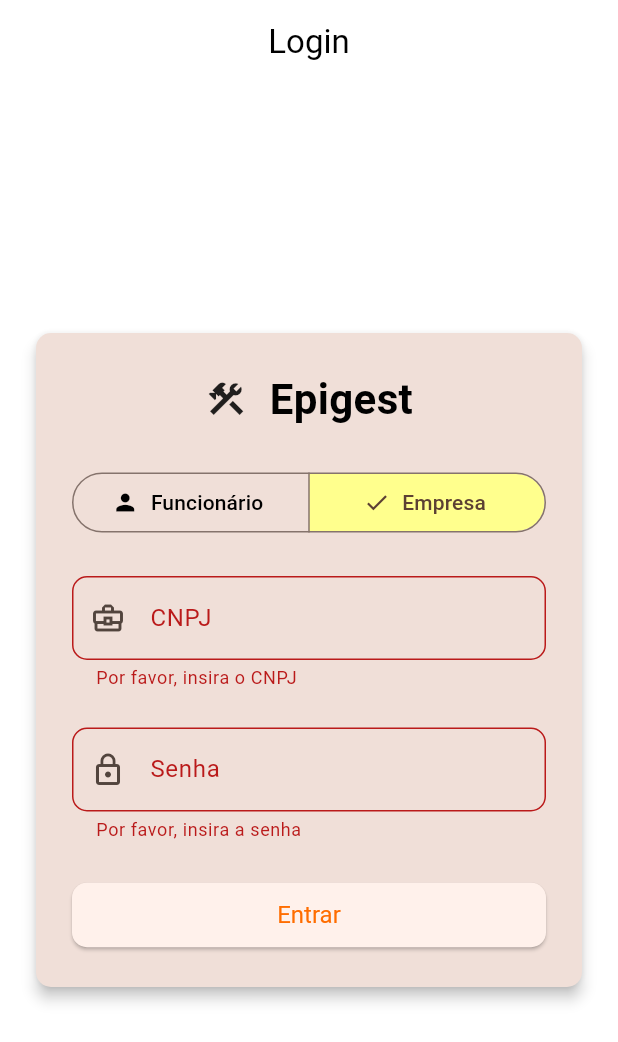
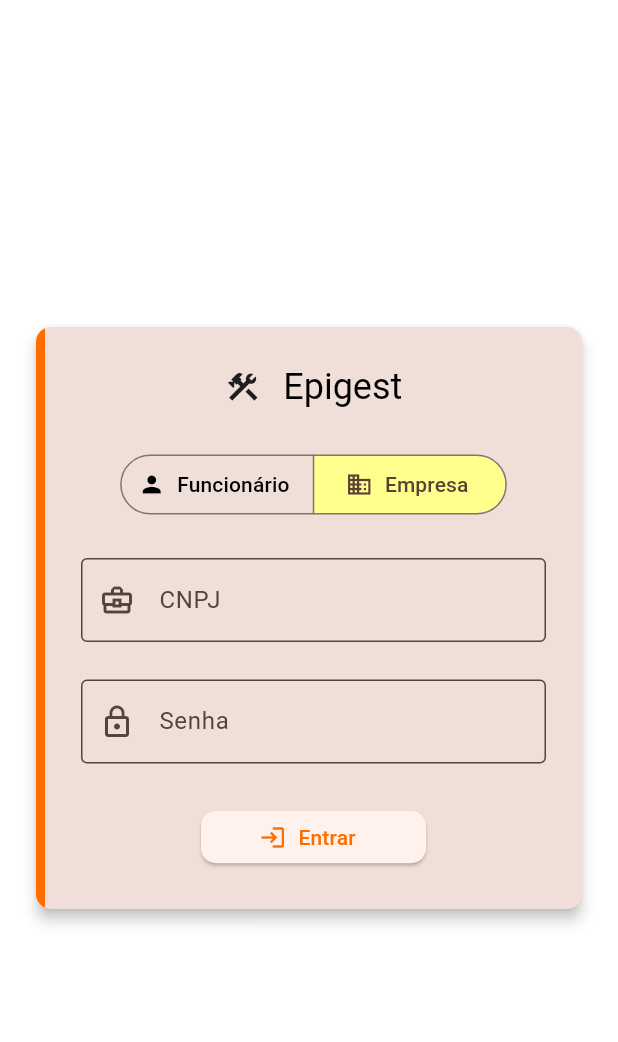
Before and after one commit to Epigest/aplication, a Flutter app: the screen it shows after launch, after a tap on "Empresa", after a tap on "Entrar", on a phone screen of 412 x 824 dp. Shown: the top 1042 px of the screen. Run offline on Flutter 3.47's test engine with Material 3 defaults, Android fonts, the phone set to English and light mode, and no system bars; our stand-ins replace flex_color_scheme.

Commit message:
adicionado a tela de login e criado o arquivo da lista de EPIs

```diff
--- a/epigest_project/lib/core/theme/theme.dart
+++ b/epigest_project/lib/core/theme/theme.dart
@@ -1,6 +1,7 @@
 import 'package:flex_color_scheme/flex_color_scheme.dart';
 import 'package:flutter/cupertino.dart';
 import 'package:flutter/material.dart';
+
 abstract final class AppTheme {
   // The FlexColorScheme defined light mode ThemeData.
   static ThemeData light = FlexThemeData.light(
@@ -22,6 +23,8 @@ abstract final class AppTheme {
     subThemesData: const FlexSubThemesData(
       useMaterial3Typography: true,
       defaultRadius: 10.0,
+      inputDecoratorIsFilled: true,
+      inputDecoratorBorderSchemeColor: SchemeColor.primary,
       inputDecoratorBorderType: FlexInputBorderType.outline,
       chipSchemeColor: SchemeColor.onTertiary,
       chipSelectedSchemeColor: SchemeColor.tertiaryContainer,
@@ -82,6 +85,7 @@ abstract final class AppTheme {
       blendOnColors: true,
       useMaterial3Typography: true,
       defaultRadius: 10.0,
+      inputDecoratorIsFilled: true,
       inputDecoratorBorderSchemeColor: SchemeColor.primaryContainer,
       inputDecoratorBorderType: FlexInputBorderType.outline,
       chipSchemeColor: SchemeColor.onTertiary,
--- a/epigest_project/lib/ui/login/login_page.dart
+++ b/epigest_project/lib/ui/login/login_page.dart
@@ -16,81 +16,79 @@ class _LoginPageState extends State<LoginPage> {
   @override
   Widget build(BuildContext context) {
     return Scaffold(
-      appBar: AppBar(
-        title: const Text('Login'),
-        centerTitle: true,
-      ),
       body: Center(
         child: SingleChildScrollView(
           padding: const EdgeInsets.all(20.0),
           child: ConstrainedBox(
-            constraints: const BoxConstraints(maxWidth: 450.0),
+            constraints: const BoxConstraints(maxWidth: 500),
             child: Card.filled(
-              elevation: 4.0,
+              shape: RoundedRectangleBorder(
+                borderRadius: BorderRadius.circular(10),
+              ),
+              clipBehavior: Clip.antiAlias,
+              elevation: 4,
+              child: Container(
+                decoration: BoxDecoration(
+                  border: Border(
+                    left: BorderSide(
+                      color: Theme.of(context).colorScheme.primary,
+                      width: 6,
+                    ),
+                  ),
+                ),
                 child: Padding(
-                padding: const EdgeInsets.all(24.0),
+                  padding: const EdgeInsets.all(24),
                   child: Form(
                     key: _formKey,
                     child: Column(
+                      mainAxisSize: MainAxisSize.min,
                       spacing: 25,
-                    mainAxisSize: MainAxisSize.min,
-                    crossAxisAlignment: CrossAxisAlignment.stretch,
-                    children: <Widget>[
+                      children: [
                         Row(
                           spacing: 15,
                           mainAxisAlignment: MainAxisAlignment.center,
                           children: [
-                          // Ícone de capacete de obra
-                          const Icon(Icons.construction, size: 28.0),
-                          const Text(
+                            const Icon(Icons.construction),
+                            Text(
                               'Epigest',
                               textAlign: TextAlign.center,
-                            style: TextStyle(fontSize: 28.0, fontWeight: FontWeight.bold),
+                              style: Theme.of(context).textTheme.headlineSmall,
                             ),
                           ],
                         ),
                         _buildSegmentedButton(),
                         TextFormField(
                           decoration: InputDecoration(
-                          labelText: _selectedLoginType == LoginType.funcionario ? 'CPF' : 'CNPJ',
-                          prefixIcon: Icon(_selectedLoginType == LoginType.funcionario ? Icons.badge_outlined : Icons.business_center_outlined),
+                            labelText:
+                                _selectedLoginType == LoginType.funcionario
+                                    ? 'CPF'
+                                    : 'CNPJ',
+                            border: const OutlineInputBorder(),
+                            prefixIcon: Icon(
+                              _selectedLoginType == LoginType.funcionario
+                                  ? Icons.badge_outlined
+                                  : Icons.business_center_outlined,
                             ),
-                        keyboardType: _selectedLoginType == LoginType.funcionario ? TextInputType.number : TextInputType.text,
-                        validator: (value) {
-                          if (value == null || value.isEmpty) {
-                            return 'Por favor, insira o ${_selectedLoginType == LoginType.funcionario ? 'CPF' : 'CNPJ'}';
-                          }
-                          return null;
-                        },
+                          ),
                         ),
                         TextFormField(
                           decoration: const InputDecoration(
                             labelText: 'Senha',
+                            border: OutlineInputBorder(),
                             prefixIcon: Icon(Icons.lock_outline),
                           ),
                           obscureText: true,
-                        validator: (value) {
-                          if (value == null || value.isEmpty) {
-                            return 'Por favor, insira a senha';
-                          }
-                          return null;
-                        },
                         ),
-                      ElevatedButton(
-                        onPressed: () {
-                          if (_formKey.currentState!.validate()) {
-                            ScaffoldMessenger.of(context).showSnackBar(
-                              SnackBar(content: Text('Logando como ${_selectedLoginType.name}...')),
-                            );
-                          }
-                        },
+                        ElevatedButton.icon(
+                          icon: const Icon(Icons.login),
+                          onPressed: () {},
                           style: ElevatedButton.styleFrom(
-                          padding: const EdgeInsets.symmetric(vertical: 12.0),
-                          textStyle: const TextStyle(fontSize: 16.0),
+                            minimumSize: const Size(150, 35),
                           ),
-                        child: const Text('Entrar'),
+                          label: const Text('Entrar'),
                         ),
                       ],
+                    ),
                   ),
                 ),
               ),
@@ -103,26 +101,26 @@ class _LoginPageState extends State<LoginPage> {
 
   Widget _buildSegmentedButton() {
     return SegmentedButton<LoginType>(
-      segments: const <ButtonSegment<LoginType>>[
+      segments: <ButtonSegment<LoginType>>[
         ButtonSegment<LoginType>(
           value: LoginType.funcionario,
           label: Text('Funcionário'),
-            icon: Icon(Icons.person)),
+          icon: Icon(Icons.person),
+        ),
         ButtonSegment<LoginType>(
           value: LoginType.empresa,
           label: Text('Empresa'),
-            icon: Icon(Icons.business)),
+          icon: Icon(Icons.business),
+        ),
       ],
+      showSelectedIcon: false,
       selected: <LoginType>{_selectedLoginType},
       onSelectionChanged: (Set<LoginType> newSelection) {
         setState(() {
           _selectedLoginType = newSelection.first;
-          _formKey.currentState?.reset(); // Reset the single form
+          _formKey.currentState?.reset();
         });
       },
-      style: SegmentedButton.styleFrom(
-        minimumSize: const Size(double.infinity, 40),
-      ),
     );
   }
 }
```
Also changed, not shown: epigest_project/lib/ui/epi_list/epi_list_page.dart (added). Lines whose indentation alone changed are shown as unchanged.
